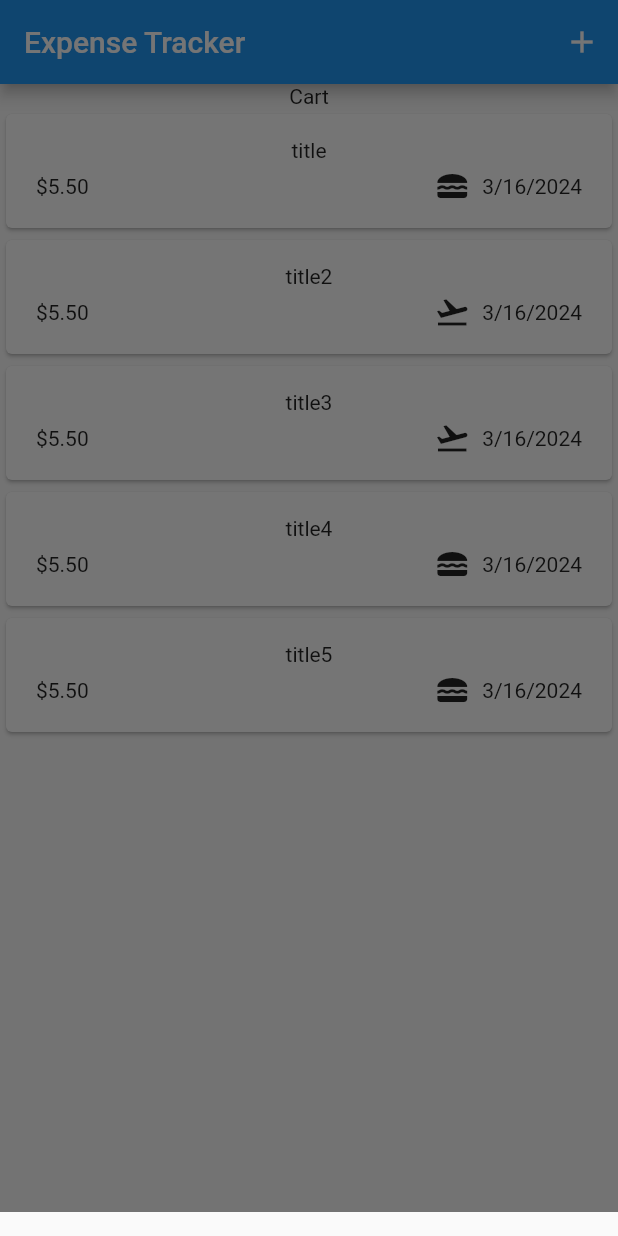
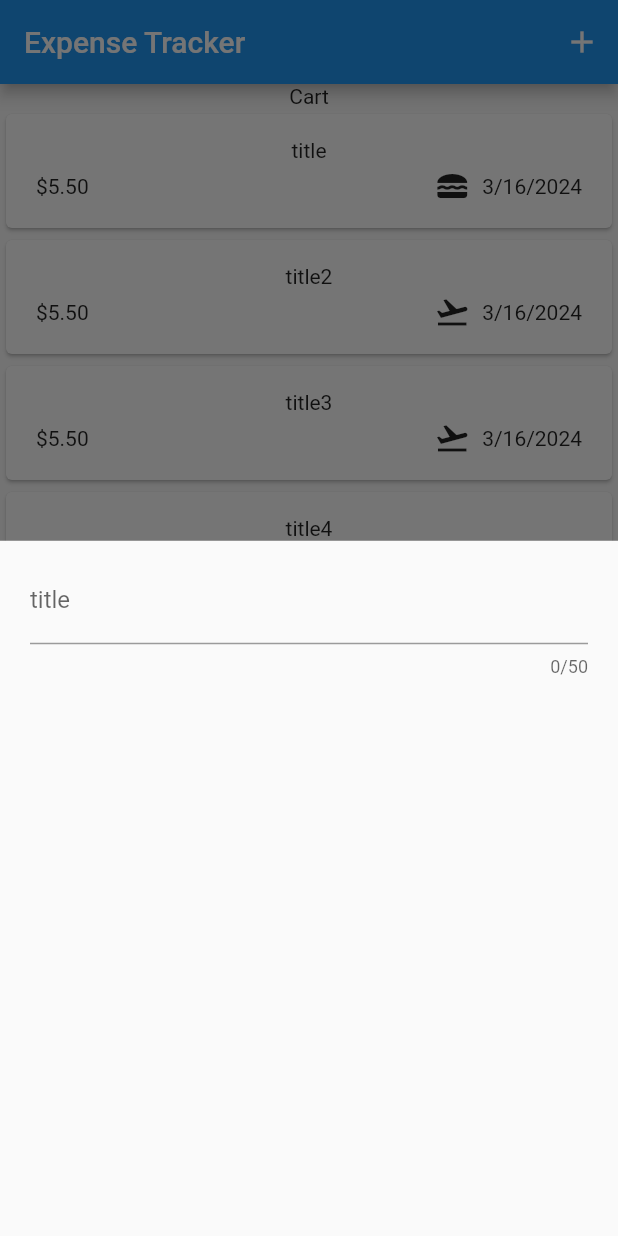
Before and after one commit to jayednahain/Expense-Tracker, a Flutter app: the screen it shows after launch, after a tap on the "add" icon, on a phone screen of 412 x 824 dp. Run offline on Flutter 3.47's test engine with Material 2 defaults, Android fonts, the light colour scheme and no system bars.

Commit message:
108: complete - create new widget for create expense connect

```diff
--- a/lib/Expenses.dart
+++ b/lib/Expenses.dart
@@ -1,4 +1,5 @@
 import 'package:expencetracker/ExpensesList.dart';
+import 'package:expencetracker/Widgets/AddNewExpenseWidget.dart';
 import 'package:flutter/cupertino.dart';
 import 'package:flutter/material.dart';
 import 'Models/Enums.dart';
@@ -50,7 +51,7 @@ class _ExpensesState extends State<Expenses> {
 
   //106
   void _openAddExpenseOverlay(){
-    showModalBottomSheet(context: context, builder: (ctx)=>Text(""));
+    showModalBottomSheet(context: context, builder: (ctx)=>AddNewExpenseWidget());
   }
 
   @override
```
